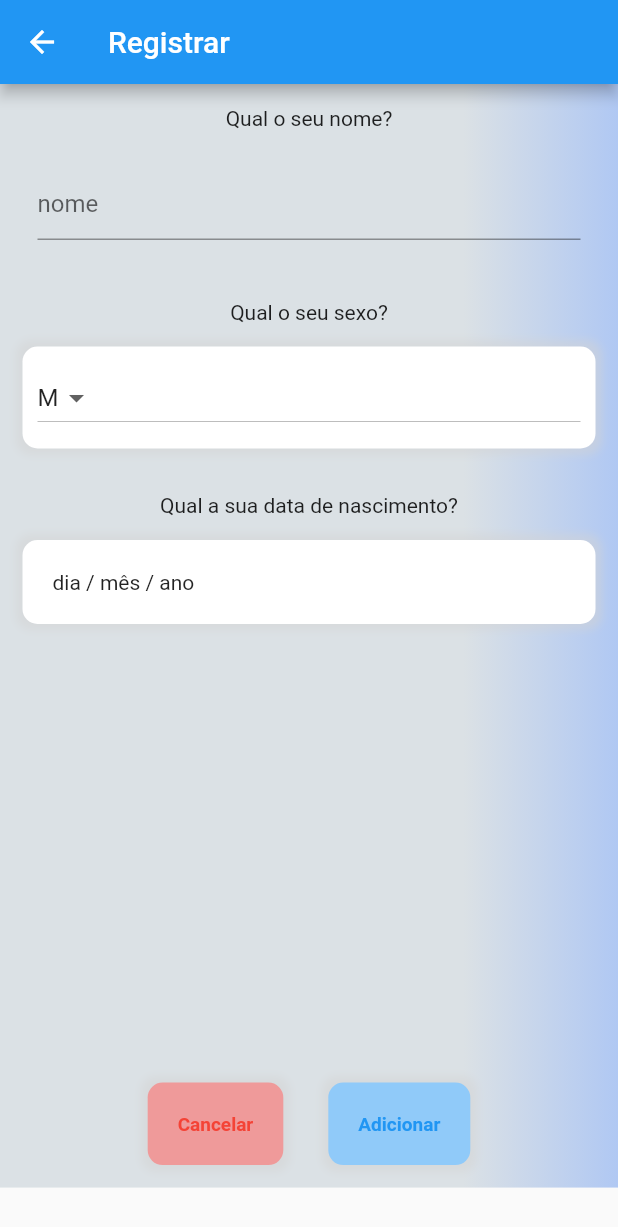
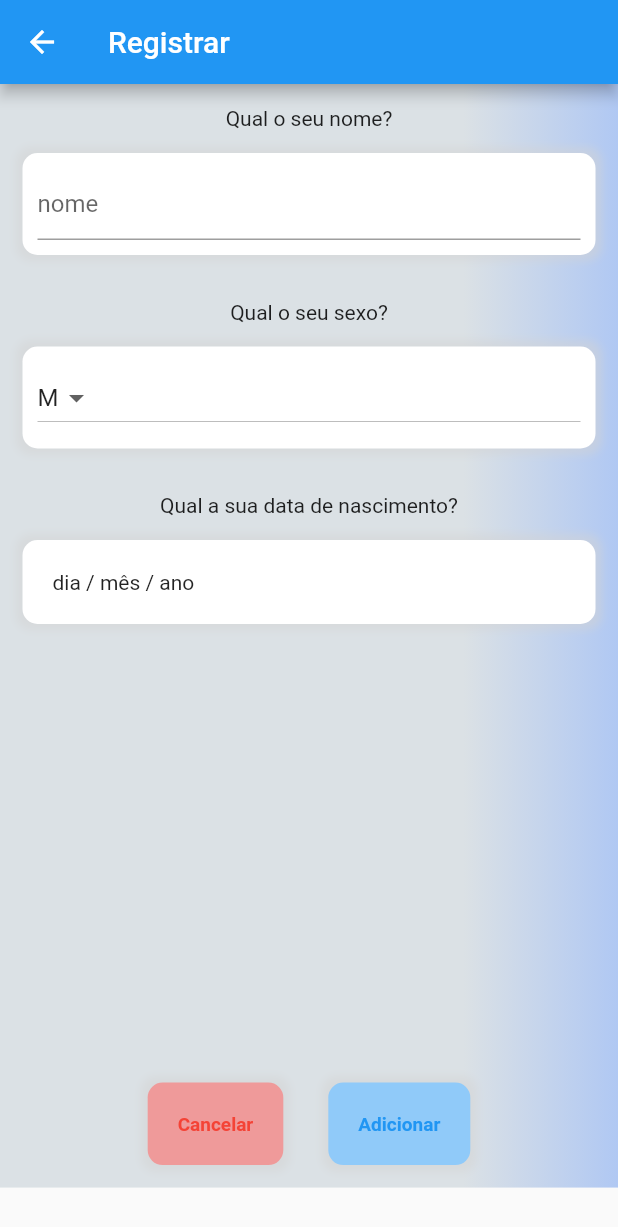
Before and after one commit to MatheusBedoni/ids_app, a Flutter app: the RegisterPage screen opened directly, on a phone screen of 412 x 824 dp. Shown: the top 1227 px of the screen. Run offline on Flutter 3.47's test engine with Material 2 defaults, Android fonts, the phone set to English and light mode, and no system bars; our stand-ins replace shared_preferences, toast; accounts and stored records are empty.

Commit message:
adiconar novos parametros

```diff
--- a/lib/view/widgets/w_text_field.dart
+++ b/lib/view/widgets/w_text_field.dart
@@ -1,23 +1,24 @@
 
 import 'package:flutter/material.dart';
-import 'package:ids_flutter_app/view/screens/cadastro_page/c_register.dart';
 import 'package:ids_flutter_app/view/styles/s_constants.dart';
 
 class TextFieldWidget extends StatelessWidget{
   final TextEditingController value ;
   FormFieldValidator<String> validator;
   String label;
+   IconButton icon;
 
-  TextFieldWidget({this.value,this.label,this.validator});
+
+  TextFieldWidget({this.value,this.label,this.validator,this.icon});
   @override
   Widget build(BuildContext context) {
     return  Container(
       margin:  EdgeInsets.all(15.0),
       padding: EdgeInsets.all(10.0) ,
-      decoration: DecorationConstants.textFieldDecoration,
+      decoration: DecorationConstants.inputDecoration,
       child:TextFormField(
         controller: value,
-        decoration:  InputDecoration(hintText: label,fillColor: Colors.white),
+        decoration:  InputDecoration(hintText: label,fillColor: Colors.white,suffixIcon: icon != null ? icon : null,),
         validator:validator,
       ),
     );
```
